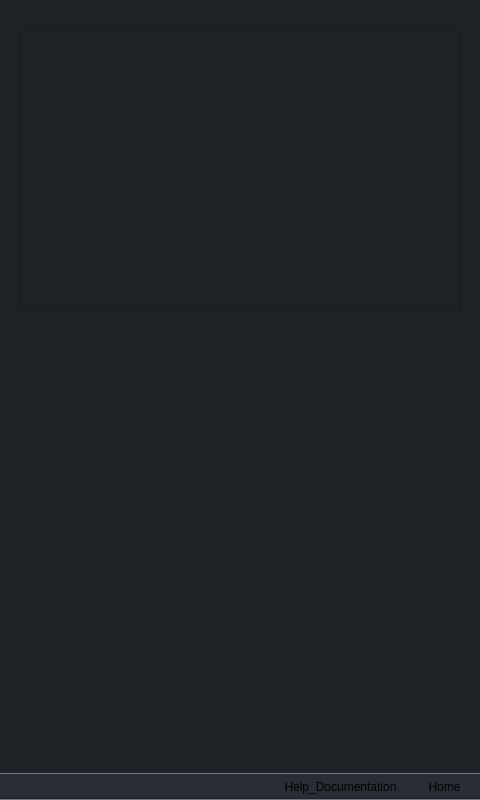
First picture: the form in QT_Application/main_window.ui, repository GeekTech-mirror/qt-cybersecurity_lesson, before the edit.
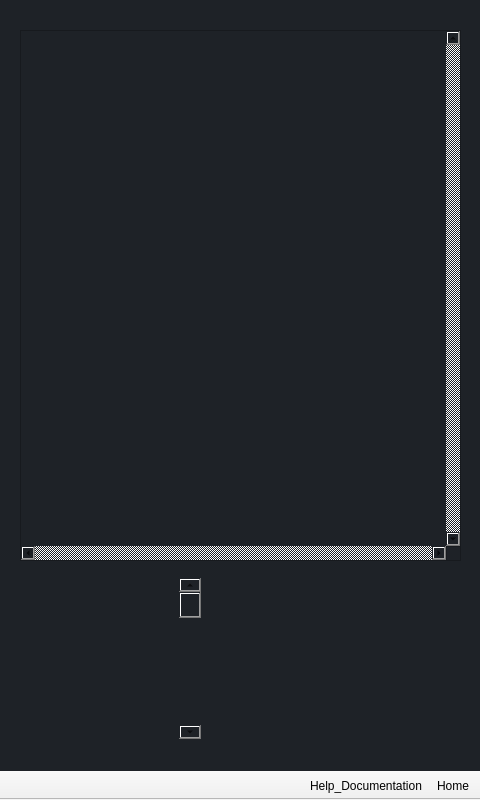
Second picture: the form after the edit. Icons and pictures are not drawn.

Commit message: feat: customize scrollbars using Style Sheets chore: move basic color control to seperate file chore: provide additional style references

What changed in the file:
```diff
--- a/QT_Application/main_window.ui
+++ b/QT_Application/main_window.ui
@@ -25,9 +25,6 @@
   <property name="windowTitle">
    <string>Main_Window</string>
   </property>
-  <property name="styleSheet">
-   <string notr="true">background-color: rgb(40, 44, 52);</string>
-  </property>
   <widget class="QWidget" name="Central_Widget">
    <property name="styleSheet">
     <string notr="true">background-color: rgb(30, 34, 39);
@@ -39,6 +36,9 @@
       <property name="enabled">
        <bool>true</bool>
       </property>
+      <property name="styleSheet">
+       <string notr="true"/>
+      </property>
       <property name="currentIndex">
        <number>4</number>
       </property>
@@ -343,7 +343,7 @@
           <x>11</x>
           <y>21</y>
           <width>441</width>
-          <height>281</height>
+          <height>531</height>
          </rect>
         </property>
         <property name="minimumSize">
@@ -359,6 +359,15 @@
           <bold>false</bold>
          </font>
         </property>
+        <property name="styleSheet">
+         <string notr="true"/>
+        </property>
+        <property name="verticalScrollBarPolicy">
+         <enum>Qt::ScrollBarAlwaysOn</enum>
+        </property>
+        <property name="horizontalScrollBarPolicy">
+         <enum>Qt::ScrollBarAlwaysOn</enum>
+        </property>
         <property name="selectionMode">
          <enum>QAbstractItemView::NoSelection</enum>
         </property>
@@ -369,6 +378,19 @@
          </size>
         </property>
        </widget>
+       <widget class="QScrollBar" name="verticalScrollBar">
+        <property name="geometry">
+         <rect>
+          <x>170</x>
+          <y>569</y>
+          <width>22</width>
+          <height>161</height>
+         </rect>
+        </property>
+        <property name="orientation">
+         <enum>Qt::Vertical</enum>
+        </property>
+       </widget>
       </widget>
      </widget>
     </item>
@@ -382,7 +404,10 @@
     <enum>Qt::RightToLeft</enum>
    </property>
    <property name="styleSheet">
-    <string notr="true">QToolButton {
+    <string notr="true">background-color: rgb(40, 44, 52);
+
+QToolButton 
+{
 	margin: 0px 10px;
 }</string>
    </property>
```
The commit also changes 371 other files.
